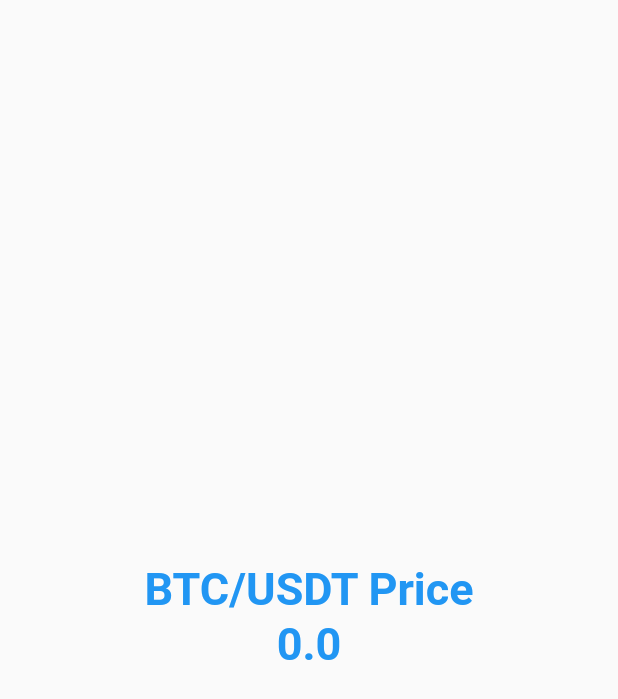
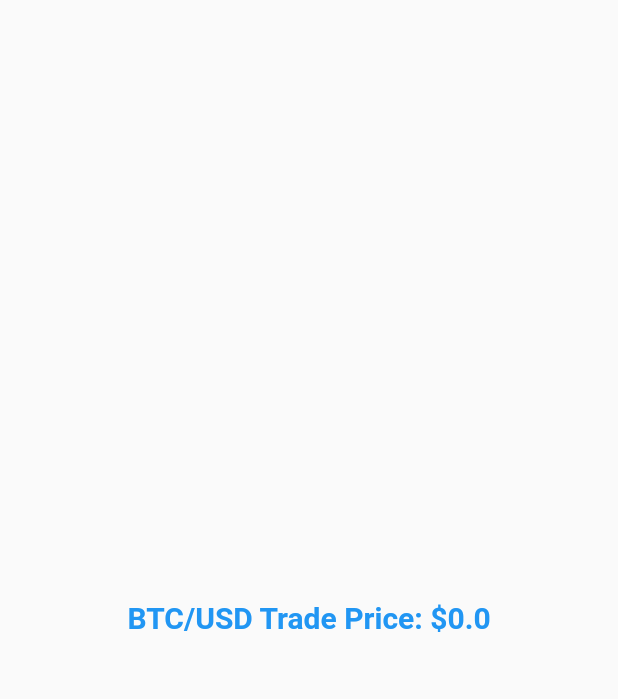
Before and after one commit to EkremPolat/StockV, a Flutter app: the SingleEtfComponent screen opened directly, on a phone screen of 412 x 824 dp. Shown: the top 699 px of the screen. Run offline on Flutter 3.47's test engine with Material 2 defaults, Android fonts, the phone set to English and light mode, and no system bars; network calls fail.

Commit message:
Display screen optimized for 20 ETF values for USD Trade

```diff
--- a/lib/BinanceEtfComponent/MultipleEtfContainer/multipleEtfContainer.dart
+++ b/lib/BinanceEtfComponent/MultipleEtfContainer/multipleEtfContainer.dart
@@ -25,7 +25,7 @@ class MultipleEtfContainer extends StatelessWidget {
             for (var etf in etfCodes)
               SizedBox(
                 width: 400.0,
-                height: 100.0,
+                height: 40.0,
                 child: SingleEtfComponent(etfCode: etf),
               ),
           ],
@@ -43,8 +43,8 @@ fetchExchangeInfos() async {
   for (var symbol in etfList) {
     final tradeSymbol = (symbol as Map)['symbol'];
     if (tradeSymbol.endsWith('USDT')) {
-      final name = (symbol as Map)['baseAsset'];
-      final permissions = (symbol as Map)['permissions'];
+      final name = (symbol)['baseAsset'];
+      final permissions = (symbol)['permissions'];
       print(name + ' ' + permissions.contains("TRD_GRP_005").toString());
       if (permissions.contains("TRD_GRP_005")) {
         if (etfCodes.length < 20) {
--- a/lib/BinanceEtfComponent/SingleEtfComponent/singleEtfComponent.dart
+++ b/lib/BinanceEtfComponent/SingleEtfComponent/singleEtfComponent.dart
@@ -50,19 +50,9 @@ class _SingleEtfComponentState extends State<SingleEtfComponent> {
         mainAxisAlignment: MainAxisAlignment.center,
         children: [
           Text(
-            "${widget.etfCode.toUpperCase()}/USDT Price",
+            "${widget.etfCode.toUpperCase()}/USD Trade Price: \$${double.parse(etfPrice).toString()}",
             style: const TextStyle(
-                fontWeight: FontWeight.bold, fontSize: 30, color: Colors.blue),
-          ),
-          Padding(
-            padding: const EdgeInsets.all(2.0),
-            child: Text(
-              double.parse(etfPrice).toString(),
-              style: const TextStyle(
-                  fontWeight: FontWeight.bold,
-                  fontSize: 30,
-                  color: Colors.blue),
-            ),
+                fontWeight: FontWeight.bold, fontSize: 20, color: Colors.blue),
           ),
         ],
       ),
```
